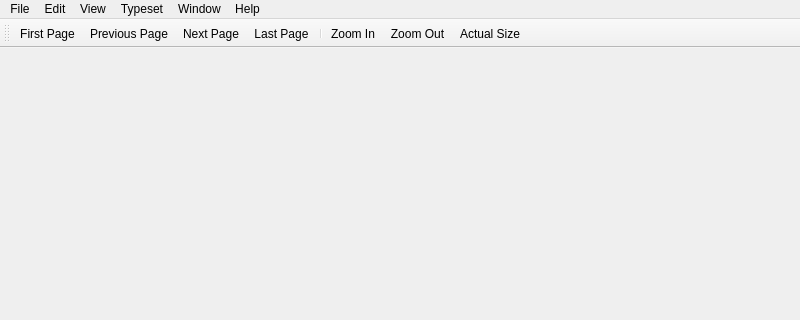
Above: PDFDocument.ui from Sharpie/TeXworks before the change; both pictures show x 0 to 800 and y 0 to 320 of the 800 by 600 pixel window. Below: the same form after it.
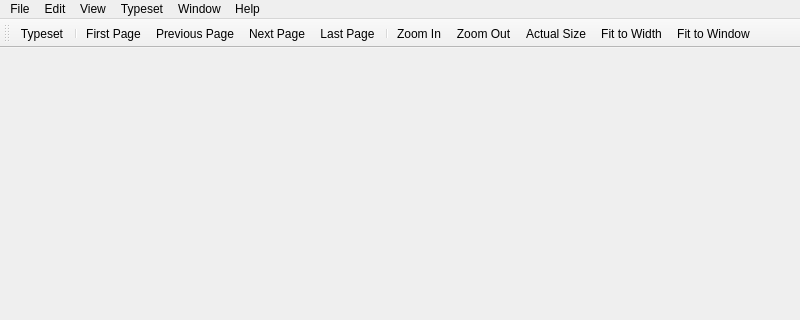
That is the form after the change. Icons and pictures are not drawn.

```diff
--- a/PDFDocument.ui
+++ b/PDFDocument.ui
@@ -116,6 +116,8 @@
    <attribute name="toolBarBreak" >
     <bool>false</bool>
    </attribute>
+   <addaction name="actionTypeset" />
+   <addaction name="separator" />
    <addaction name="actionFirst_Page" />
    <addaction name="actionPrevious_Page" />
    <addaction name="actionNext_Page" />
@@ -124,6 +126,8 @@
    <addaction name="actionZoom_In" />
    <addaction name="actionZoom_Out" />
    <addaction name="actionActual_Size" />
+   <addaction name="actionFit_to_Width" />
+   <addaction name="actionFit_to_Window" />
   </widget>
   <action name="actionAbout_QTeX" >
    <property name="text" >
```
Left out of the diff: 39 changed lines with no effect on the pictures.
